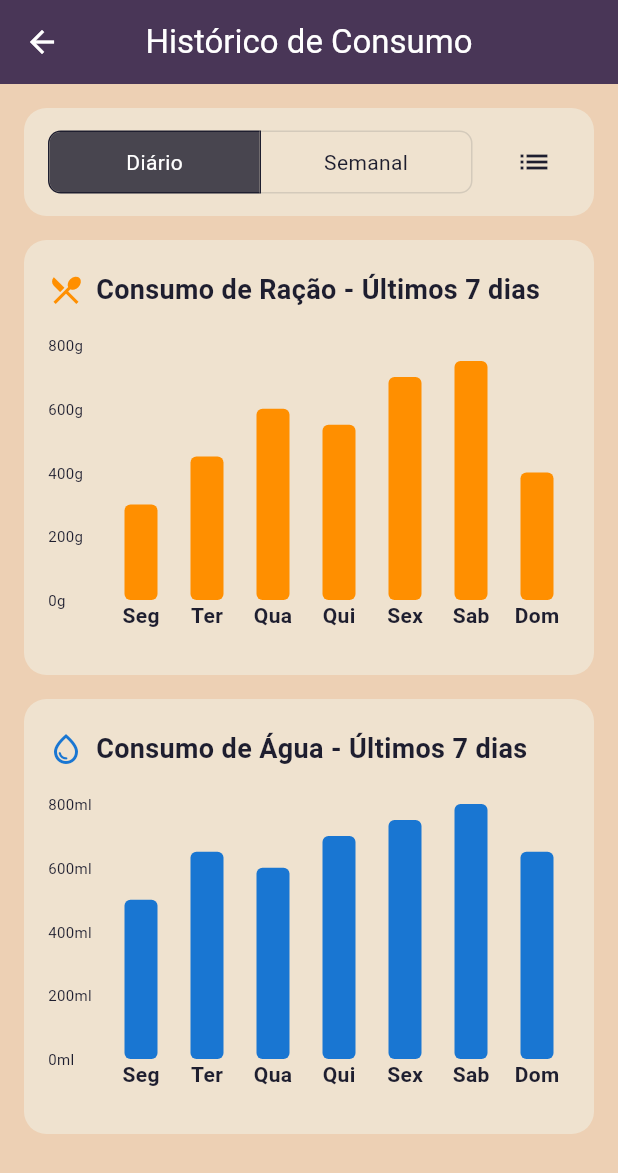
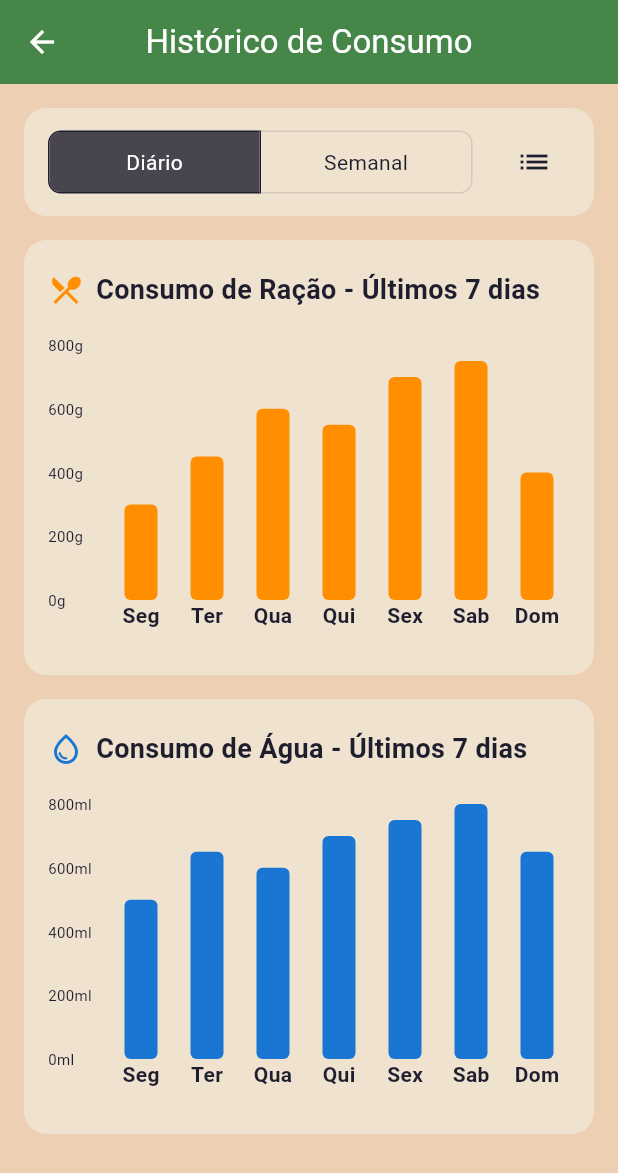
Before and after one commit to DanielRezez/paw-hub, a Flutter app: the TelaHistorico screen opened directly, on a phone screen of 412 x 824 dp. Shown: the top 1173 px of the screen. Run offline on Flutter 3.47's test engine with Material 3 defaults, Android fonts, the light colour scheme and no system bars; drawn by our look-alikes of fl_chart; our stand-ins replace firebase_auth, firebase_core, flutter_svg, google_fonts, google_sign_in, shared_preferences; accounts and stored records are empty.

Commit message:
cores ajustadas

```diff
--- a/lib/utils/cores.dart
+++ b/lib/utils/cores.dart
@@ -4,7 +4,7 @@ const Color corVerdeClaro = Color(0xFFBEE5BF);
 const Color corVerdeAgua = Color(0xFFEFE2CF);
 const Color corPesce = Color(0xFFFFD1BA);
 const Color corRosaVelho = Color(0xFFEDD0B4);
-const Color corBeringela = Color(0xFF493657);
+const Color corBeringela = Color(0xFF468749);
 const Color corOffWhite = Color(0xFFEDD0B4);
 const Color corPretoAzulado = Color(0xFF1E1E2F);
 const Color corBrancoPuro = Color(0xFFFFFFFF);
```
